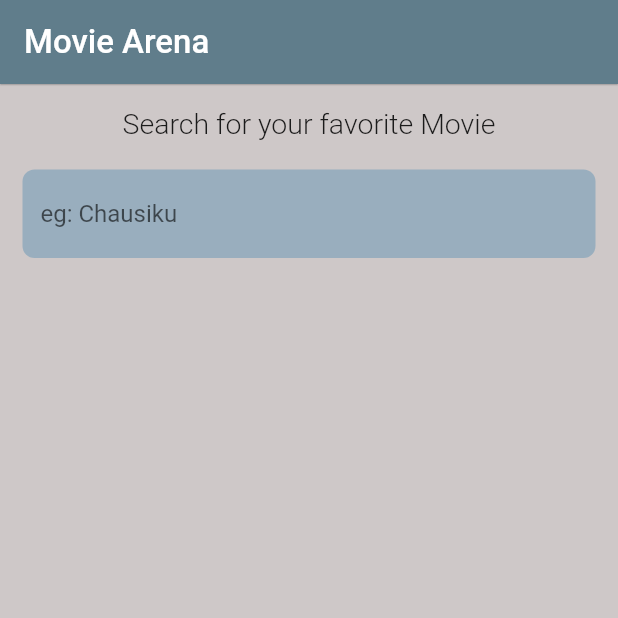
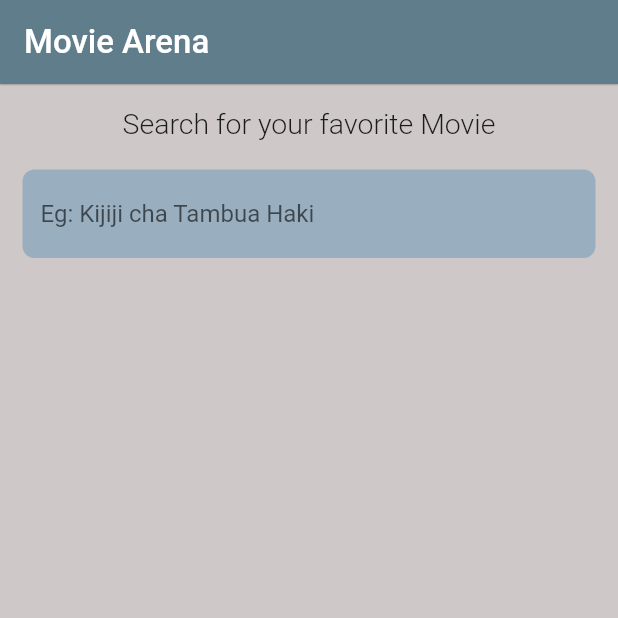
Before and after one commit to JohnGastone/Tafuta, a Flutter app: the screen it shows after launch, on a phone screen of 412 x 824 dp, the top half of it. Run offline on Flutter 3.47's test engine with Material 2 defaults, Android fonts, the phone set to English and light mode, and no system bars.

Commit message:
hintText  ++

```diff
--- a/lib/searchPage.dart
+++ b/lib/searchPage.dart
@@ -44,7 +44,7 @@ class _SearchPageState extends State<SearchPage> {
                       borderRadius: BorderRadius.circular(8.0),
                       borderSide: BorderSide.none,
                     ),
-                    hintText: "eg: Chausiku"),
+                    hintText: "Eg: Kijiji cha Tambua Haki"),
               )
             ]),
       ),
```
